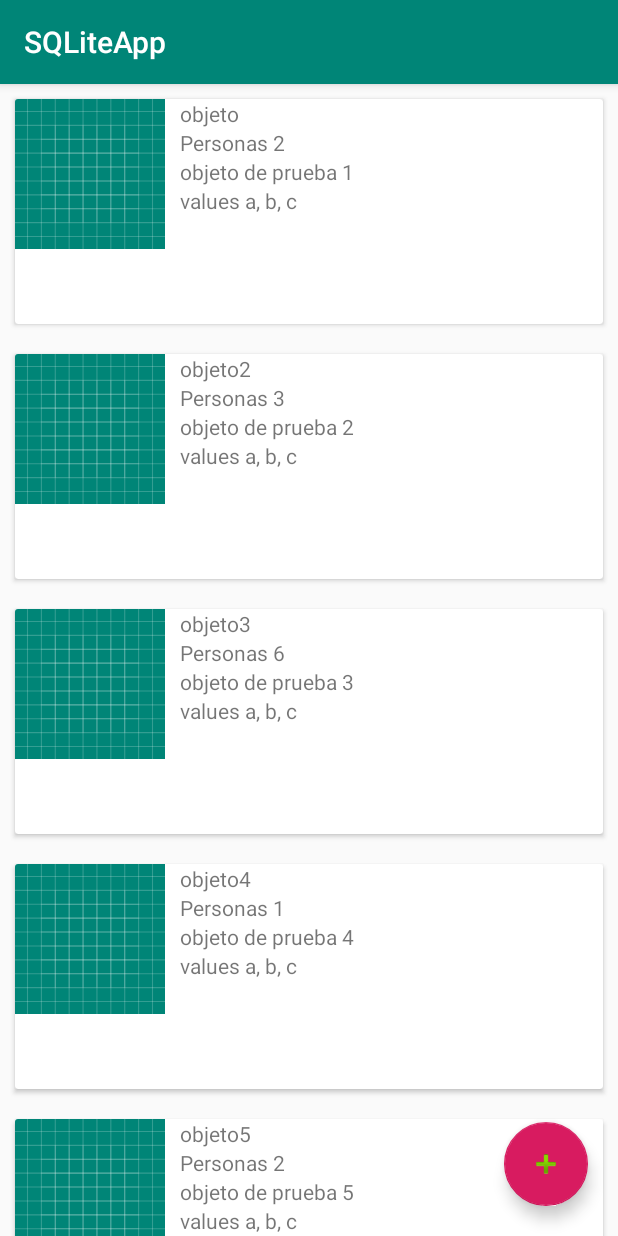
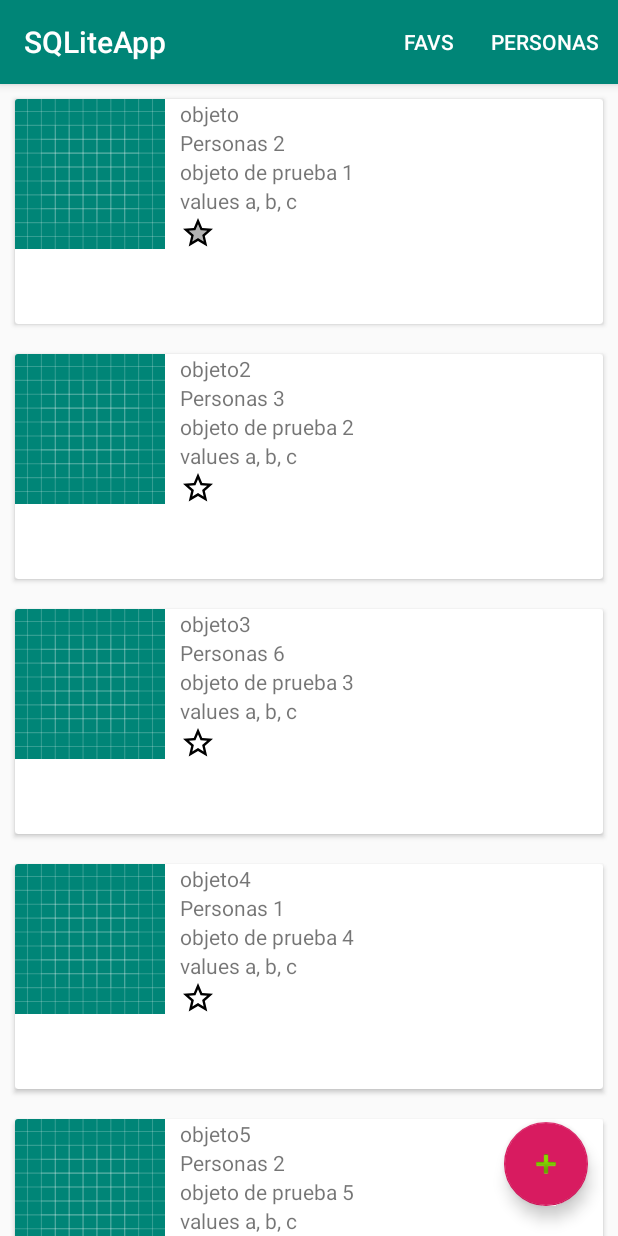
Before and after one commit to BlitzV/SQLiteApp, an Android app: the screen it shows after launch (MainActivity), on a phone screen of 412 x 824 dp. Run offline under Robolectric (Android 15) with nearby library versions, the phone set to English and light mode, and no system bars.

Commit message:
finish example

```diff
--- a/app/src/main/AndroidManifest.xml
+++ b/app/src/main/AndroidManifest.xml
@@ -10,7 +10,8 @@
         android:supportsRtl="true"
         android:theme="@style/AppTheme">
         <activity android:name=".AddDataActivity"></activity>
-        <activity android:name=".MainActivity">
+        <activity android:name=".MainActivity"
+            android:screenOrientation="fullSensor">
             <intent-filter>
                 <action android:name="android.intent.action.MAIN" />
 
--- a/app/src/main/java/com/blitz/sqliteapp/Adapters/ListAdapter.java
+++ b/app/src/main/java/com/blitz/sqliteapp/Adapters/ListAdapter.java
@@ -38,6 +38,12 @@ public class ListAdapter extends RecyclerView.Adapter<ListAdapter.ViewHolder> {
         viewHolder.personas.setText("Personas "+ String.valueOf(list.get(i).getPersonas()));
         viewHolder.descripcion.setText(list.get(i).getDescripcion());
         viewHolder.caracteristicas.setText(list.get(i).getCaracteristicas());
+
+        if(list.get(i).getFavoritos() == 1){
+            viewHolder.star.setImageResource(R.drawable.twotone_star_black_24);
+        }else{
+            viewHolder.star.setImageResource(R.drawable.twotone_star_border_black_24);
+        }
     }
 
     @Override
@@ -48,6 +54,7 @@ public class ListAdapter extends RecyclerView.Adapter<ListAdapter.ViewHolder> {
     public class ViewHolder extends RecyclerView.ViewHolder {
         CardView cardView;
         ImageView imageView;
+        ImageView star;
         TextView nombre, personas, descripcion, caracteristicas;
 
         public ViewHolder(@NonNull View itemView) {
@@ -59,6 +66,7 @@ public class ListAdapter extends RecyclerView.Adapter<ListAdapter.ViewHolder> {
             personas = (TextView) itemView.findViewById(R.id.personas);
             descripcion = (TextView) itemView.findViewById(R.id.descripcion);
             caracteristicas = (TextView) itemView.findViewById(R.id.caracteristicas);
+            star = (ImageView) itemView.findViewById(R.id.star);
         }
     }
 }
--- a/app/src/main/java/com/blitz/sqliteapp/SQLConstants.java
+++ b/app/src/main/java/com/blitz/sqliteapp/SQLConstants.java
@@ -24,6 +24,8 @@ public class SQLConstants {
             COLUMN_FAV + " INT" + ");";
 
     public static final String WHERE_CLAUSE_NOMBRE = "nombre=?";
+    public static final String WHERE_CLAUSE_FAVS = "fav=?";
+    public static final String WHERE_CLAUSE_PERSONAS = "personas=?";
 
     public static final String SQL_DELETE = "DROP TABLE " + TableList;
 
--- a/app/src/main/res/layout/itemlist.xml
+++ b/app/src/main/res/layout/itemlist.xml
@@ -48,6 +48,12 @@
                 android:layout_width="match_parent"
                 android:layout_height="wrap_content" />
 
+            <ImageView
+                android:id="@+id/star"
+                android:layout_width="wrap_content"
+                android:layout_height="wrap_content"
+                android:src="@drawable/twotone_star_border_black_24"/>
+
         </LinearLayout>
     </LinearLayout>
 </android.support.v7.widget.CardView>
--- /dev/null
+++ b/app/src/main/res/menu/menu.xml
@@ -0,0 +1,13 @@
+<?xml version="1.0" encoding="utf-8"?>
+<menu xmlns:android="http://schemas.android.com/apk/res/android"
+    xmlns:app="http://schemas.android.com/apk/res-auto">
+
+    <item android:id="@+id/fav"
+        android:title="Favs"
+        app:showAsAction="ifRoom"/>
+
+    <item android:id="@+id/personas"
+        android:title="personas"
+        app:showAsAction="ifRoom"/>
+
+</menu>
```
Also changed, not shown: app/src/main/java/com/blitz/sqliteapp/Data.java (+40 -0 lines), app/src/main/java/com/blitz/sqliteapp/MainActivity.java (+29 -0 lines), app/src/main/res/drawable-hdpi/twotone_star_black_24.png (added), app/src/main/res/drawable-hdpi/twotone_star_border_black_24.png (added), app/src/main/res/drawable-mdpi/twotone_star_black_24.png (added), app/src/main/res/drawable-mdpi/twotone_star_border_black_24.png (added), app/src/main/res/drawable-xhdpi/twotone_star_black_24.png (added), app/src/main/res/drawable-xhdpi/twotone_star_border_black_24.png (added), app/src/main/res/drawable-xxhdpi/twotone_star_black_24.png (added), app/src/main/res/drawable-xxhdpi/twotone_star_border_black_24.png (added), app/src/main/res/drawable-xxxhdpi/twotone_star_black_24.png (added), app/src/main/res/drawable-xxxhdpi/twotone_star_border_black_24.png (added).
